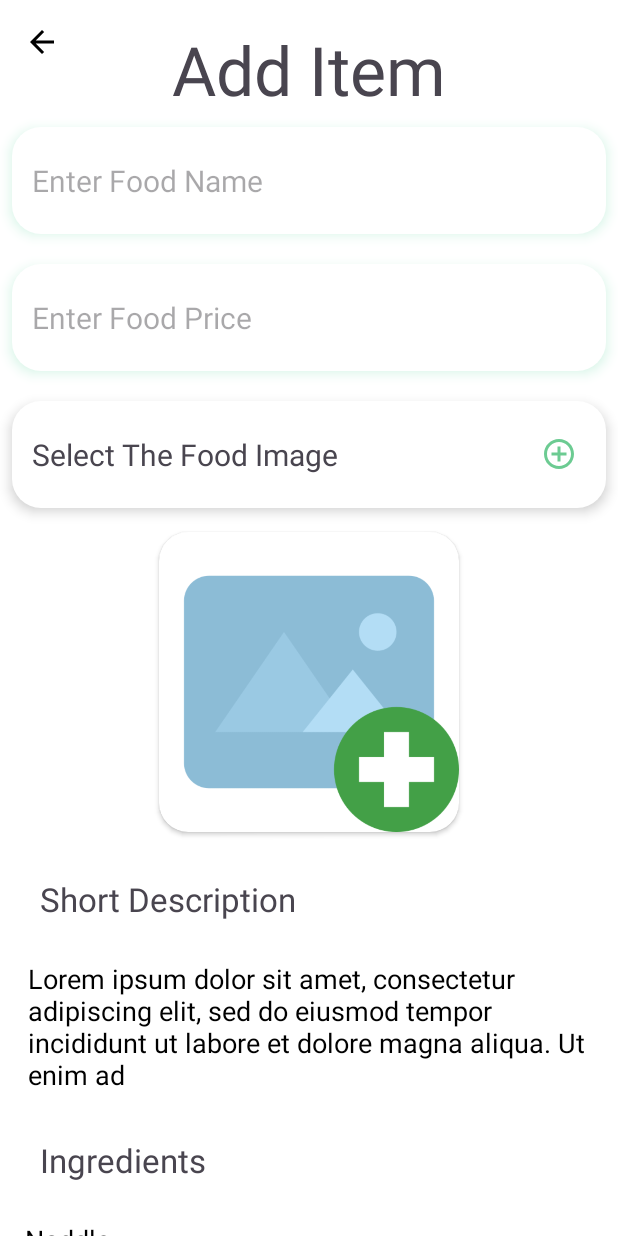
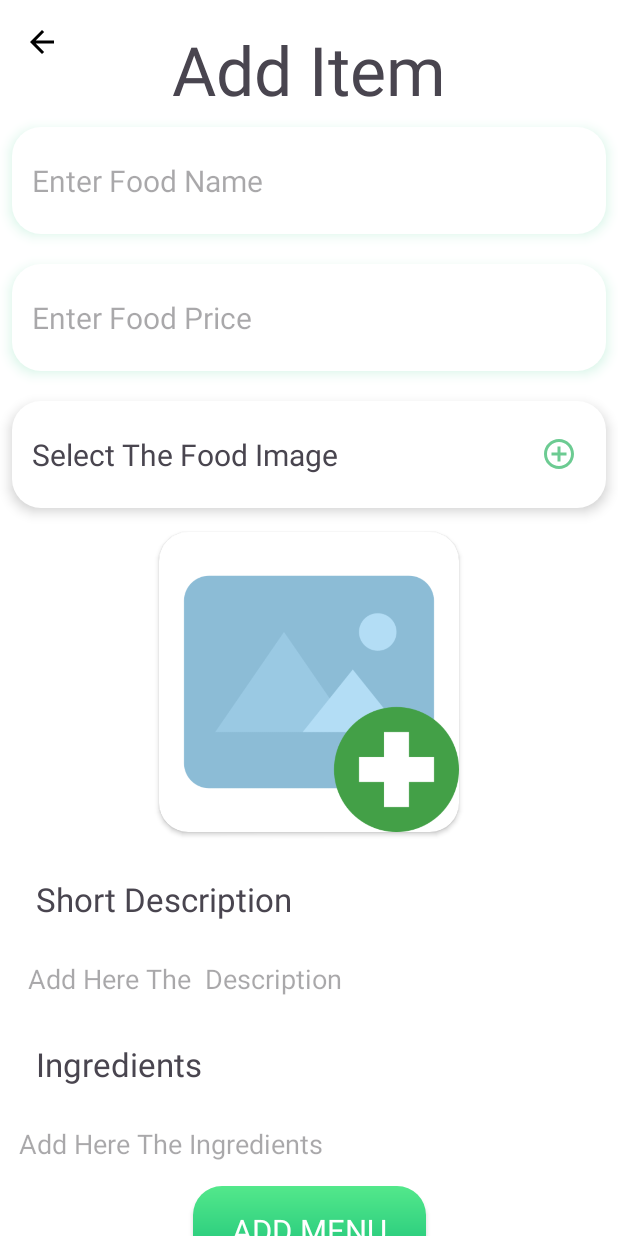
Before and after one commit to Swarnima2004/adminPanelOfFoodieWorld, an Android app: the addMenu screen opened directly, with no data from a screen before it, on a phone screen of 412 x 824 dp. Run offline under Robolectric (Android 15) with nearby library versions, the light colour scheme and no system bars; our stand-ins replace Firebase (no records; nobody signed in at launch, a user with empty details on screens opened directly), sdp/ssp sizes; Roboto replaces fonts that are not available here.

Commit message:
backend of add item completed

```diff
--- a/app/build.gradle.kts
+++ b/app/build.gradle.kts
@@ -48,6 +48,7 @@ dependencies {
     implementation(libs.androidx.constraintlayout)
     implementation(libs.firebase.auth)
     implementation(libs.firebase.database)
+    implementation(libs.firebase.storage)
     testImplementation(libs.junit)
     androidTestImplementation(libs.androidx.junit)
     androidTestImplementation(libs.androidx.espresso.core)
--- a/app/src/main/java/com/example/adminpanelfoodieworld/addMenu.kt
+++ b/app/src/main/java/com/example/adminpanelfoodieworld/addMenu.kt
@@ -1,19 +1,35 @@
 package com.example.adminpanelfoodieworld
 
-import android.content.Intent
+import android.net.Uri
 import android.os.Bundle
+import android.widget.Toast
 import androidx.activity.enableEdgeToEdge
-import androidx.activity.result.PickVisualMediaRequest
 import androidx.activity.result.contract.ActivityResultContracts
 import androidx.appcompat.app.AppCompatActivity
 import androidx.core.view.ViewCompat
 import androidx.core.view.WindowInsetsCompat
 import com.example.adminpanelfoodieworld.databinding.ActivityAddMenuBinding
+import com.example.adminpanelfoodieworld.model.AllMenu
+import com.google.firebase.auth.FirebaseAuth
+import com.google.firebase.database.FirebaseDatabase
+import com.google.firebase.storage.FirebaseStorage
 
 class addMenu : AppCompatActivity() {
-    private val binding : ActivityAddMenuBinding by lazy {
+    //food items
+    private lateinit var foodName: String
+    private lateinit var foodPrice: String
+    private lateinit var foodDescription: String
+    private lateinit var foodIngredient: String
+    private var foodImageUri: Uri? = null
+
+    //firebase
+    private lateinit var auth: FirebaseAuth
+    private lateinit var database: FirebaseDatabase
+
+    private val binding: ActivityAddMenuBinding by lazy {
         ActivityAddMenuBinding.inflate(layoutInflater)
     }
+
     override fun onCreate(savedInstanceState: Bundle?) {
         super.onCreate(savedInstanceState)
         enableEdgeToEdge()
@@ -23,16 +39,82 @@ class addMenu : AppCompatActivity() {
             v.setPadding(systemBars.left, systemBars.top, systemBars.right, systemBars.bottom)
             insets
         }
+        auth = FirebaseAuth.getInstance()
+        database = FirebaseDatabase.getInstance()
+
+        binding.addItemBtn.setOnClickListener {
+            // get data from the admin
+            foodName = binding.foodNameText.text.toString().trim()
+            foodPrice = binding.foodPriceText.text.toString().trim()
+            foodDescription = binding.description.text.toString().trim()
+            foodIngredient = binding.ingredients.text.toString().trim()
+
+            if (!(foodName.isBlank() || foodPrice.isBlank() || foodIngredient.isBlank() || foodIngredient.isBlank())) {
+                uploadData()
+                Toast.makeText(this, "Item added successfully", Toast.LENGTH_SHORT).show()
+                finish()
+            } else {
+                Toast.makeText(this, "PLease fill all the details", Toast.LENGTH_SHORT).show()
+            }
+
+        }
+        binding.selectimage.setOnClickListener {
+            pickImage.launch("image/*")
+        }
+
         binding.backButtom.setOnClickListener {
             finish()
         }
-        binding.selectedImage.setOnClickListener{
-            pickImage.launch(PickVisualMediaRequest(ActivityResultContracts.PickVisualMedia.ImageOnly))
+
+    }
+
+    private fun uploadData() {
+        //getting the reference of the "items" node in the database
+        val menuRef = database.getReference("menu")
+        //generatind unique key for the item
+        val newItemKey = menuRef.push().key
+
+        if (foodImageUri != null) {
+            val storageRef = FirebaseStorage.getInstance().reference
+            val imageRef = storageRef.child("menu_images/${newItemKey}.jpg")
+            val uploadTask = imageRef.putFile(foodImageUri!!)
+
+            uploadTask.addOnSuccessListener {
+                imageRef.downloadUrl.addOnSuccessListener { downloadUrl ->
+
+                    //create menu item
+                    val newItem = AllMenu(
+                        foodName = foodName,
+                        foodPrice = foodPrice,
+                        foodDescription = foodDescription,
+                        foodIngredient = foodIngredient,
+                        foodImage = downloadUrl.toString()
+                    )
+                    newItemKey?.let { key ->
+                        menuRef.child(key).setValue(newItem).addOnSuccessListener {
+                            Toast.makeText(this, "Data added successfully", Toast.LENGTH_SHORT)
+                                .show()
+                        }
+                            .addOnFailureListener {
+                                Toast.makeText(this, "Data uploaded failed", Toast.LENGTH_SHORT)
+                                    .show()
+                            }
+                    }
+                }
+
+            }.addOnFailureListener {
+                Toast.makeText(this, "Image Upload failed", Toast.LENGTH_SHORT).show()
+            }
+
+        } else {
+            Toast.makeText(this, "Please select the image", Toast.LENGTH_SHORT).show()
         }
     }
-    val pickImage = registerForActivityResult(ActivityResultContracts.PickVisualMedia()){ uri ->
-        if(uri != null){
+
+    private val pickImage = registerForActivityResult(ActivityResultContracts.GetContent()) { uri ->
+        if (uri != null) {
             binding.selectedImage.setImageURI(uri)
+            foodImageUri = uri
         }
 
     }
--- a/app/src/main/res/layout/activity_add_menu.xml
+++ b/app/src/main/res/layout/activity_add_menu.xml
@@ -34,7 +34,7 @@
                 app:layout_constraintTop_toTopOf="parent" />
 
             <EditText
-                android:id="@+id/editTextText3"
+                android:id="@+id/foodNameText"
                 android:layout_width="match_parent"
                 android:layout_height="@dimen/_55sdp"
                 android:layout_marginStart="8dp"
@@ -55,7 +55,7 @@
                 app:layout_constraintTop_toBottomOf="@+id/textView14" />
 
             <EditText
-                android:id="@+id/editTextText4"
+                android:id="@+id/foodPriceText"
                 android:layout_width="match_parent"
                 android:layout_height="@dimen/_55sdp"
                 android:layout_marginStart="8dp"
@@ -71,9 +71,9 @@
                 android:outlineSpotShadowColor="@color/textcolor"
                 android:paddingLeft="@dimen/_10sdp"
                 android:textSize="20sp"
-                app:layout_constraintEnd_toEndOf="@+id/editTextText3"
-                app:layout_constraintStart_toStartOf="@+id/editTextText3"
-                app:layout_constraintTop_toBottomOf="@+id/editTextText3" />
+                app:layout_constraintEnd_toEndOf="@+id/foodNameText"
+                app:layout_constraintStart_toStartOf="@+id/foodNameText"
+                app:layout_constraintTop_toBottomOf="@+id/foodNameText" />
 
             <TextView
                 android:id="@+id/selectimage"
@@ -93,9 +93,9 @@
                 android:paddingRight="@dimen/_15sdp"
                 android:text="Select The Food Image"
                 android:textSize="20sp"
-                app:layout_constraintEnd_toEndOf="@id/editTextText4"
-                app:layout_constraintStart_toStartOf="@+id/editTextText4"
-                app:layout_constraintTop_toBottomOf="@+id/editTextText4" />
+                app:layout_constraintEnd_toEndOf="@id/foodPriceText"
+                app:layout_constraintStart_toStartOf="@+id/foodPriceText"
+                app:layout_constraintTop_toBottomOf="@+id/foodPriceText" />
 
             <androidx.cardview.widget.CardView
                 android:id="@+id/cardView7"
@@ -119,7 +119,7 @@
                 android:id="@+id/textView16"
                 android:layout_width="match_parent"
                 android:layout_height="@dimen/_50sdp"
-                android:layout_marginStart="@dimen/_10sdp"
+                android:layout_marginStart="@dimen/_8sdp"
                 android:layout_marginTop="12dp"
                 android:layout_marginEnd="@dimen/_10sdp"
                 android:background="@drawable/text_background"
@@ -135,19 +135,16 @@
                 app:layout_constraintTop_toBottomOf="@+id/cardView7" />
 
             <EditText
-                android:id="@+id/editTextText5"
-                android:layout_width="wrap_content"
+                android:id="@+id/description"
+                android:layout_width="0dp"
                 android:layout_height="wrap_content"
                 android:layout_marginTop="8dp"
-               android:paddingLeft="@dimen/_8sdp"
-                android:paddingRight="@dimen/_8sdp"
                 android:background="@null"
+                android:hint="Add Here The  Description"
 
 
-                android:text="Lorem ipsum dolor sit amet,
-consectetur adipiscing elit,
-sed do eiusmod tempor incididunt
-ut labore et dolore magna aliqua. Ut enim ad"
+
+                android:paddingRight="@dimen/_8sdp"
                 android:textColor="@color/black"
                 app:layout_constraintEnd_toEndOf="@id/textView16"
                 app:layout_constraintStart_toStartOf="@+id/textView16"
@@ -157,7 +154,7 @@ ut labore et dolore magna aliqua. Ut enim ad"
                 android:id="@+id/textView17"
                 android:layout_width="match_parent"
                 android:layout_height="@dimen/_50sdp"
-                android:layout_marginStart="@dimen/_10sdp"
+                android:layout_marginStart="@dimen/_8sdp"
                 android:layout_marginTop="12dp"
                 android:layout_marginEnd="@dimen/_10sdp"
                 android:background="@drawable/text_background"
@@ -169,28 +166,24 @@ ut labore et dolore magna aliqua. Ut enim ad"
                 android:text="Ingredients"
                 android:textSize="@dimen/_17sdp"
                 app:layout_constraintEnd_toEndOf="parent"
-                app:layout_constraintStart_toStartOf="@+id/editTextText5"
-                app:layout_constraintTop_toBottomOf="@+id/editTextText5" />
+                app:layout_constraintStart_toStartOf="@+id/description"
+                app:layout_constraintTop_toBottomOf="@+id/description" />
 
             <EditText
-                android:id="@+id/editTextText6"
+                android:id="@+id/ingredients"
                 android:layout_width="wrap_content"
                 android:layout_height="wrap_content"
                 android:layout_marginTop="8dp"
                 android:background="@null"
-                android:text="Noddle\n
-Salad\n
-Burger\n
-Herbal Pan Cake\n
-Momos"
-                android:textColor="@color/black"
+                android:hint="Add Here The Ingredients"
+               android:textColor="@color/black"
                 app:layout_constraintEnd_toEndOf="parent"
                 app:layout_constraintHorizontal_bias="0.06"
                 app:layout_constraintStart_toStartOf="parent"
                 app:layout_constraintTop_toBottomOf="@+id/textView17" />
 
             <androidx.appcompat.widget.AppCompatButton
-                android:id="@+id/button3"
+                android:id="@+id/addItemBtn"
                 android:layout_width="wrap_content"
                 android:layout_height="wrap_content"
                 android:layout_marginTop="16dp"
@@ -207,7 +200,7 @@ Momos"
                 app:layout_constraintBottom_toBottomOf="parent"
                 app:layout_constraintEnd_toEndOf="parent"
                 app:layout_constraintStart_toStartOf="parent"
-                app:layout_constraintTop_toBottomOf="@+id/editTextText6" />
+                app:layout_constraintTop_toBottomOf="@+id/ingredients" />
 
             <ImageButton
                 android:id="@+id/backButtom"
--- a/gradle/libs.versions.toml
+++ b/gradle/libs.versions.toml
@@ -12,6 +12,7 @@ constraintlayout = "2.1.4"
 googleGmsGoogleServices = "4.4.2"
 firebaseAuth = "23.0.0"
 firebaseDatabase = "21.0.0"
+firebaseStorage = "21.0.1"
 
 [libraries]
 androidx-core-ktx = { group = "androidx.core", name = "core-ktx", version.ref = "coreKtx" }
@@ -24,6 +25,7 @@ androidx-activity = { group = "androidx.activity", name = "activity", version.re
 androidx-constraintlayout = { group = "androidx.constraintlayout", name = "constraintlayout", version.ref = "constraintlayout" }
 firebase-auth = { group = "com.google.firebase", name = "firebase-auth", version.ref = "firebaseAuth" }
 firebase-database = { group = "com.google.firebase", name = "firebase-database", version.ref = "firebaseDatabase" }
+firebase-storage = { group = "com.google.firebase", name = "firebase-storage", version.ref = "firebaseStorage" }
 
 [plugins]
 android-application = { id = "com.android.application", version.ref = "agp" }
```
Also changed, not shown: app/src/main/java/com/example/adminpanelfoodieworld/model/AllMenu.kt (added, +10 -0 lines).
